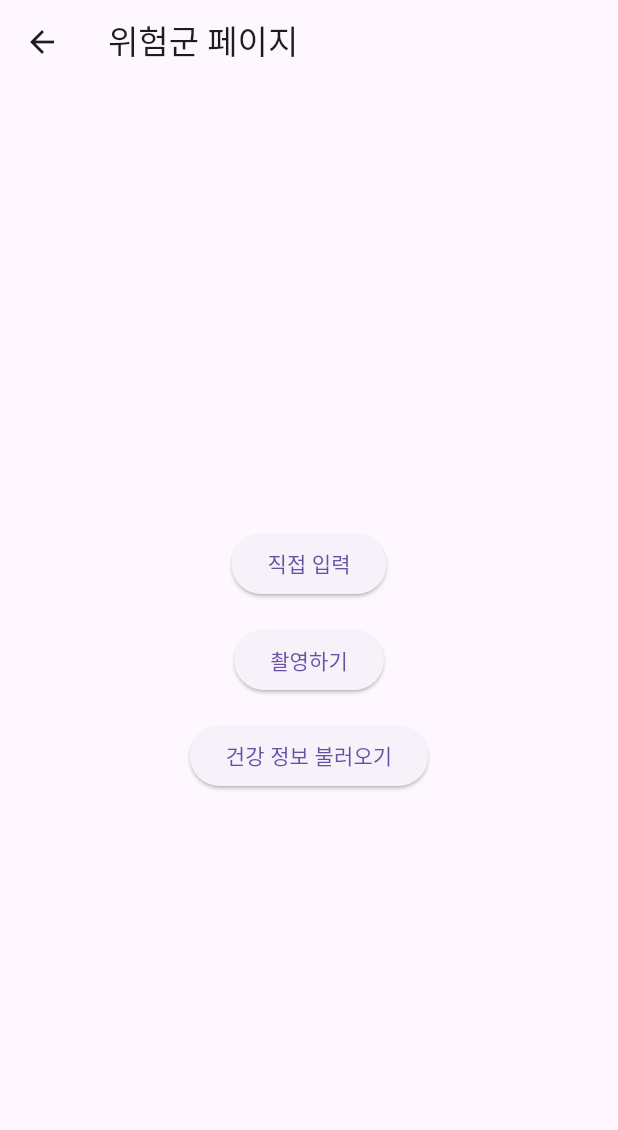
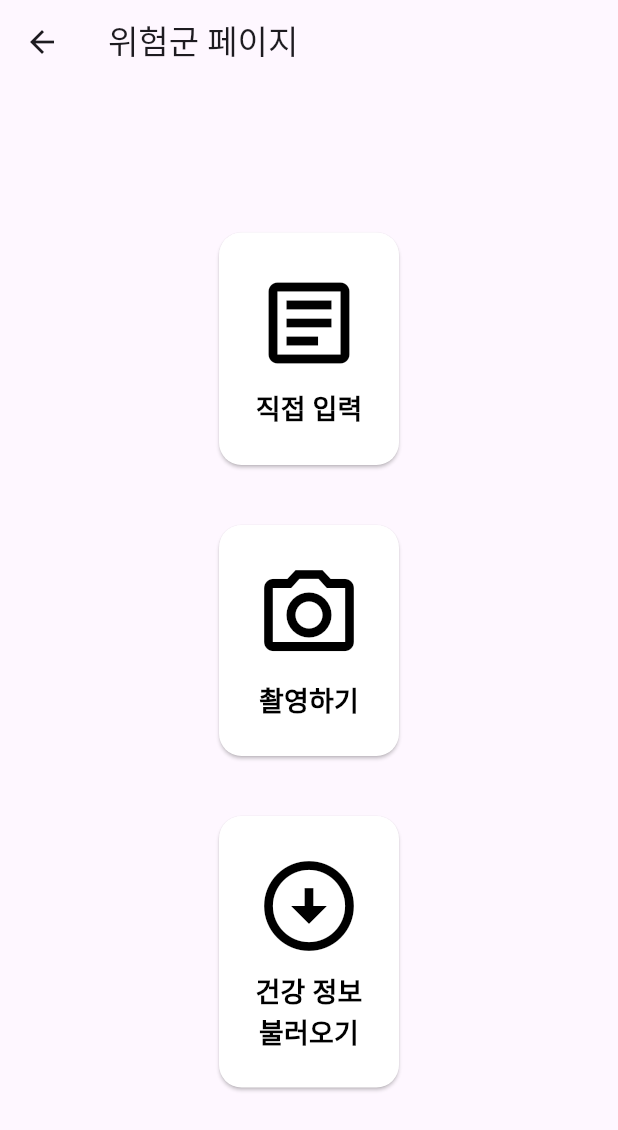
Before and after one commit to brainprotect/FrontEnd-, a Flutter app: the screen it shows after launch, item 2 of the bottom bar chosen, on a phone screen of 412 x 824 dp. Shown: the top 1130 px of the screen. Run offline on Flutter 3.47's test engine with Material 3 defaults, Android fonts, the phone set to English and light mode, and no system bars; our stand-ins replace carousel_slider, google_maps_flutter, image_picker; missing offline and left inert: dialog_flowtter; project files that could hold a hidden picture were left out.

Commit message:
choicepage 디자인 수정

```diff
--- a/lib/ChatBotPage.dart
+++ b/lib/ChatBotPage.dart
@@ -45,12 +45,12 @@ class _HomeState extends State<Home> {
           'ChatBot',
           style: TextStyle(color: Colors.black), // 앱 바 텍스트 색상을 검은색으로 변경
         ),
-        leading: IconButton(
-          icon: Icon(Icons.arrow_back, color: Colors.black), // 뒤로가기 아이콘의 색상을 검은색으로 변경
-          onPressed: () {
-            Navigator.of(context).pop(); // 뒤로가기 버튼이 눌렸을 때 이전 화면으로 이동
-          },
-        ),
+        // leading: IconButton(
+        //   icon: Icon(Icons.arrow_back, color: Colors.black),
+        //   onPressed: () {
+        //     Navigator.of(context).pop();
+        //   },
+        // ),
       ),
       body: Container(
         child: Column(
--- a/lib/ChoicePage.dart
+++ b/lib/ChoicePage.dart
@@ -1,10 +1,8 @@
 import 'package:flutter/material.dart';
 import 'package:brain/InputPage.dart';
 import 'package:brain/GetInformation.dart';
-
 import 'CameraPage.dart';
 
-// 위험군 페이지
 class ChoicePage extends StatelessWidget {
   const ChoicePage({Key? key}) : super(key: key);
 
@@ -19,7 +17,7 @@ class ChoicePage extends StatelessWidget {
           mainAxisAlignment: MainAxisAlignment.center,
           children: [
             Padding(
-              padding: const EdgeInsets.all(8.0),
+              padding: const EdgeInsets.all(20.0),
               child: ElevatedButton(
                 onPressed: () {
                   Navigator.push(
@@ -27,34 +25,92 @@ class ChoicePage extends StatelessWidget {
                     MaterialPageRoute(builder: (context) => const InputPage()),
                   );
                 },
-                child: const Text('직접 입력'),
+                style: ElevatedButton.styleFrom(
+                  shape: RoundedRectangleBorder(
+                    borderRadius: BorderRadius.circular(15.0),
+                  ),
+                  padding: const EdgeInsets.all(24.0),
+                  backgroundColor: Colors.white,
+                ),
+                child: Column(
+                  children: [
+                    Icon(Icons.article_outlined, size: 48 * 1.5, color: Colors.black), // 아이콘 색상 변경
+                    const SizedBox(height: 8),
+                    Text(
+                      '직접 입력',
+                      style: TextStyle(
+                        fontSize: 18,
+                        fontWeight: FontWeight.bold,
+                        color: Colors.black, // 텍스트 색상 변경
+                      ),
+                    ),
+                  ],
+                ),
               ),
             ),
             Padding(
-              padding: const EdgeInsets.all(8.0),
+              padding: const EdgeInsets.all(20.0),
               child: ElevatedButton(
                 onPressed: () {
                   Navigator.push(
                     context,
-                    MaterialPageRoute(builder: (context) => CameraPage()), // 'const' 제거
+                    MaterialPageRoute(builder: (context) => CameraPage()),
                   );
                 },
-                child: const Text('촬영하기'),
+                style: ElevatedButton.styleFrom(
+                  shape: RoundedRectangleBorder(
+                    borderRadius: BorderRadius.circular(15.0),
+                  ),
+                  padding: const EdgeInsets.all(24.0),
+                  backgroundColor: Colors.white,
+                ),
+                child: Column(
+                  children: [
+                    Icon(Icons.camera_alt_outlined, size: 48 * 1.5, color: Colors.black),
+                    const SizedBox(height: 8),
+                    Text(
+                      '촬영하기',
+                      style: TextStyle(
+                        fontSize: 18,
+                        fontWeight: FontWeight.bold,
+                        color: Colors.black,
+                      ),
+                    ),
+                  ],
+                ),
               ),
             ),
-
             Padding(
-              padding: const EdgeInsets.all(8.0),
+              padding: const EdgeInsets.all(20.0),
               child: ElevatedButton(
                 onPressed: () {
-                  // 세 번째 버튼 눌렀을 때 동작
                   Navigator.push(
                     context,
-                    MaterialPageRoute(
-                        builder: (context) => const GetInformation()),
+                    MaterialPageRoute(builder: (context) => const GetInformation()),
                   );
                 },
-                child: const Text('건강 정보 불러오기'),
+                style: ElevatedButton.styleFrom(
+                  shape: RoundedRectangleBorder(
+                    borderRadius: BorderRadius.circular(15.0),
+                  ),
+                  padding: const EdgeInsets.all(24.0),
+                  backgroundColor: Colors.white,
+                ),
+                child: Column(
+                  children: [
+                    Icon(Icons.arrow_circle_down_outlined, size: 48 * 1.5, color: Colors.black),
+                    const SizedBox(height: 8),
+                    Text(
+                      '건강 정보\n불러오기',
+                      textAlign: TextAlign.center,
+                      style: TextStyle(
+                        fontSize: 18,
+                        fontWeight: FontWeight.bold,
+                        color: Colors.black,
+                      ),
+                    ),
+                  ],
+                ),
               ),
             ),
           ],
```
